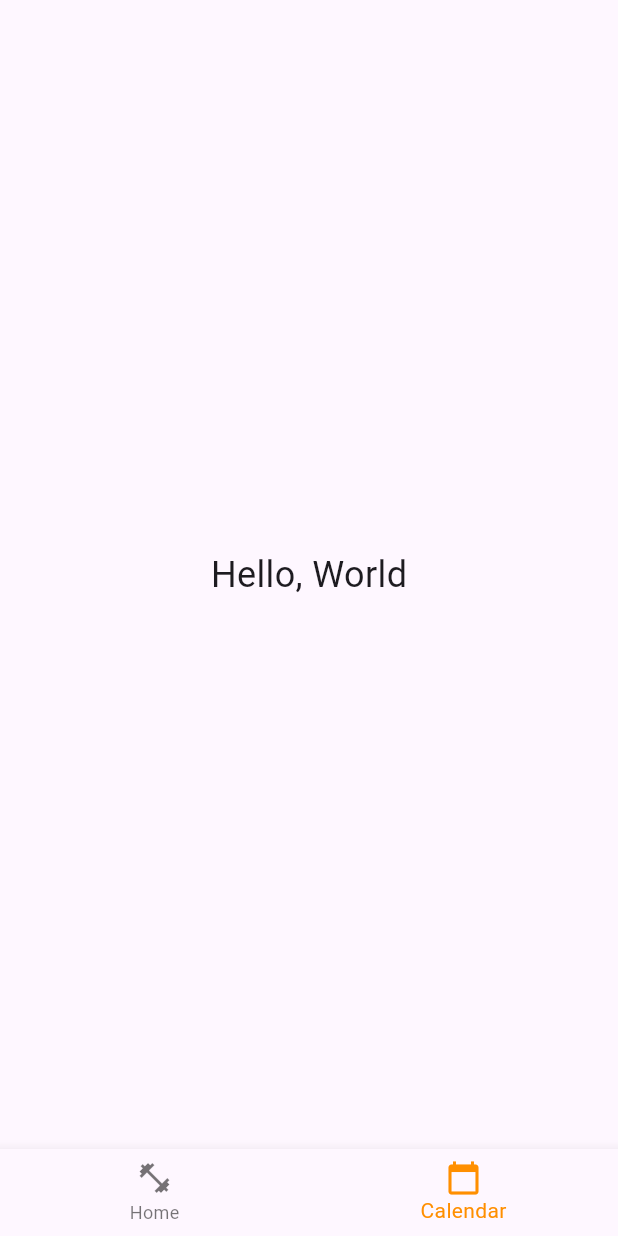
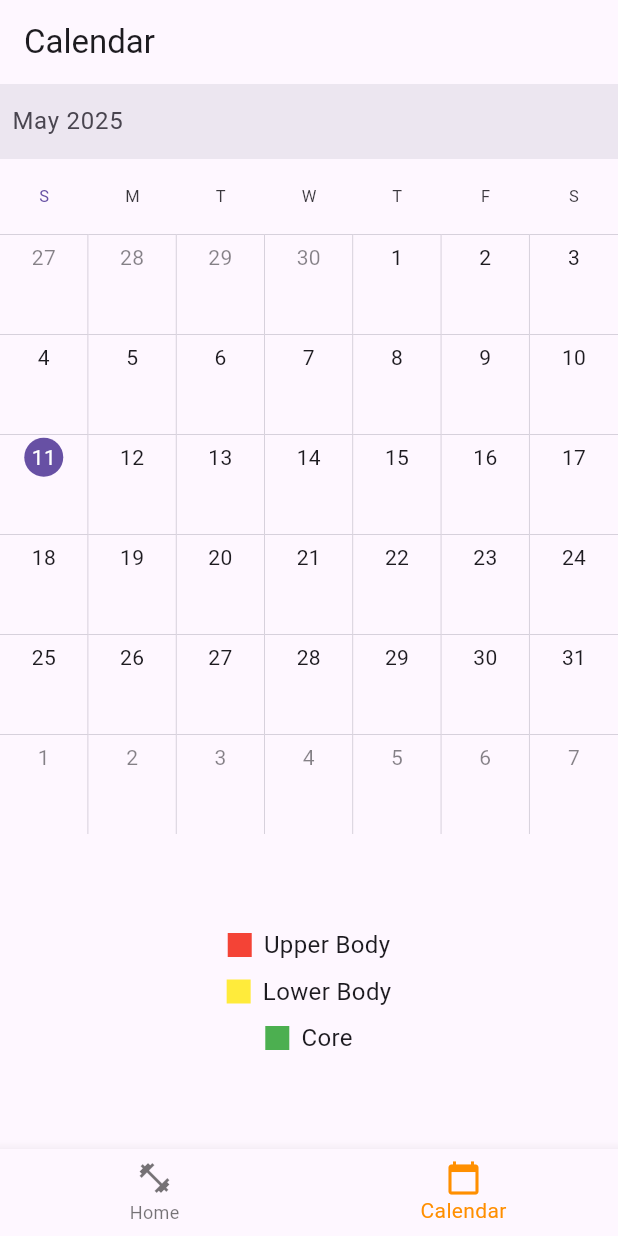
Before and after one commit to Viktorjob/metal_human, a Flutter app: the BottomNavigationBarExample screen opened by its route, item 2 of the bottom bar chosen, on a phone screen of 412 x 824 dp. Run offline on Flutter 3.47's test engine with Material 3 defaults, Android fonts, the phone set to English and light mode, and no system bars; drawn by our look-alikes of syncfusion_flutter_calendar; our stand-ins replace equatable, firebase_auth, firebase_core, firebase_database, flutter_bloc, google_sign_in; accounts and stored records are empty.

Commit message:
calendar

```diff
--- a/lib/calendar_of_working_days/calendar.dart
+++ b/lib/calendar_of_working_days/calendar.dart
@@ -1,16 +1,164 @@
 import 'package:flutter/material.dart';
+import 'package:metal_human/calendar_of_working_days/calendar.dart';
+import 'package:metal_human/calendar_of_working_days/list_calendar.dart';
+import 'package:syncfusion_flutter_calendar/calendar.dart';
+
+/// The app which hosts the home page which contains the calendar on it.
+class CalendarScreen extends StatelessWidget {
+  const CalendarScreen({super.key});
+
+  @override
+  Widget build(BuildContext context) {
+    return const MaterialApp(title: 'Calendar Demo', home: MyHomePage());
+  }
+}
+
+/// The home page which hosts the calendar
+class MyHomePage extends StatefulWidget {
+  /// Creates the home page to display the calendar widget.
+  const MyHomePage({Key? key}) : super(key: key);
+
+  @override
+  _MyHomePageState createState() => _MyHomePageState();
+}
+
+class _MyHomePageState extends State<MyHomePage> {
+
+  final Map<DateTime, Color?> _dateColors = {};
 
 
-
-class CalendarScreen extends StatelessWidget {
-  const CalendarScreen({super.key});
   @override
   Widget build(BuildContext context) {
-    return Center(
-      child: Text(
-        'Hello, World',
-        style: TextStyle(fontSize: 24),
+    return Scaffold(
+      appBar: AppBar(
+        title: const Text('Calendar'),
+      ),
+      body: Column(
+        children: [
+          SizedBox(
+            height: 500,
+            child: SfCalendar(
+              key: ValueKey(_dateColors.hashCode),
+              view: CalendarView.month,
+              dataSource: MeetingDataSource(_getDataSource()),
+              onTap: _onCalendarTapped,
+              headerHeight: 50,
+              viewHeaderHeight: 50,
+              monthViewSettings: const MonthViewSettings(
+                appointmentDisplayMode: MonthAppointmentDisplayMode.appointment,
+              ),
+            ),
+
+          ),
+          Expanded(child: _buildStatusIndicator()),
+        ],
       ),
     );
   }
+
+  List<Meeting> _getDataSource() {
+    final List<Meeting> meetings = [];
+
+    _dateColors.forEach((date, color) {
+      if (color != null) {
+
+        meetings.add(Meeting('Workout', date, date, color, true));
+
+      }
+    });
+
+    return meetings;
+  }
+
+
+  void _onCalendarTapped(CalendarTapDetails details) {
+    if (details.targetElement == CalendarElement.calendarCell && details.date != null) {
+      setState(() {
+        final date = DateTime(details.date!.year, details.date!.month, details.date!.day);
+        _dateColors[date] = _nextColor(_dateColors[date]);
+      });
+    }
+  }
+
+  Color? _nextColor(Color? currentColor) {
+    if (currentColor == null) return Colors.red;
+    if (currentColor == Colors.red) return Colors.yellow;
+    if (currentColor == Colors.yellow) return Colors.green;
+    if (currentColor == Colors.green) return null;
+    return Colors.red;
+  }
+
+  Widget _buildStatusIndicator() {
+    return Center(
+      child: BodyPartLegend(),
+    );
+  }
 }
+
+
+/// An object to set the appointment collection data source to calendar, which
+/// used to map the custom appointment data to the calendar appointment, and
+/// allows to add, remove or reset the appointment collection.
+class MeetingDataSource extends CalendarDataSource {
+  /// Creates a meeting data source, which used to set the appointment
+  /// collection to the calendar
+  MeetingDataSource(List<Meeting> source) {
+    appointments = source;
+  }
+
+  @override
+  DateTime getStartTime(int index) {
+    return _getMeetingData(index).from;
+  }
+
+  @override
+  DateTime getEndTime(int index) {
+    return _getMeetingData(index).to;
+  }
+
+  @override
+  String getSubject(int index) {
+    return _getMeetingData(index).eventName;
+  }
+
+  @override
+  Color getColor(int index) {
+    return _getMeetingData(index).background;
+  }
+
+  @override
+  bool isAllDay(int index) {
+    return _getMeetingData(index).isAllDay;
+  }
+
+  Meeting _getMeetingData(int index) {
+    final dynamic meeting = appointments![index];
+    late final Meeting meetingData;
+    if (meeting is Meeting) {
+      meetingData = meeting;
+    }
+    return meetingData;
+  }
+}
+
+/// Custom business object class which contains properties to hold the detailed
+/// information about the event data which will be rendered in calendar.
+class Meeting {
+  /// Creates a meeting class with required details.
+  Meeting(this.eventName, this.from, this.to, this.background, this.isAllDay);
+
+  /// Event name which is equivalent to subject property of [Appointment].
+  String eventName;
+
+  /// From which is equivalent to start time property of [Appointment].
+  DateTime from;
+
+  /// To which is equivalent to end time property of [Appointment].
+  DateTime to;
+
+  /// Background which is equivalent to color property of [Appointment].
+  Color background;
+
+  /// IsAllDay which is equivalent to isAllDay property of [Appointment].
+  bool isAllDay;
+}
--- /dev/null
+++ b/lib/calendar_of_working_days/list_calendar.dart
@@ -0,0 +1,46 @@
+import 'package:flutter/material.dart';
+
+
+class BodyPartLegend extends StatelessWidget {
+
+  final List<_LegendItem> items = [
+    _LegendItem(color: Colors.red, label: 'Upper Body'),
+    _LegendItem(color: Colors.yellow, label: 'Lower Body'),
+    _LegendItem(color: Colors.green, label: 'Core'),
+  ];
+
+  @override
+  Widget build(BuildContext context) {
+    return Column(
+      mainAxisSize: MainAxisSize.min,
+      crossAxisAlignment: CrossAxisAlignment.center,
+      children: items.map((item) {
+        return Padding(
+          padding: const EdgeInsets.symmetric(vertical: 4.0),
+          child: Row(
+            mainAxisSize: MainAxisSize.min,
+            children: [
+              Container(
+                width: 16,
+                height: 16,
+                color: item.color,
+              ),
+              const SizedBox(width: 8),
+              Text(
+                item.label,
+                style: TextStyle(fontSize: 16),
+              ),
+            ],
+          ),
+        );
+      }).toList(),
+    );
+  }
+}
+
+class _LegendItem {
+  final Color color;
+  final String label;
+
+  _LegendItem({required this.color, required this.label});
+}
--- a/pubspec.yaml
+++ b/pubspec.yaml
@@ -19,8 +19,9 @@ dependencies:
   equatable: ^2.0.7
   flutter_bloc: ^9.1.1
   google_sign_in: ^6.0.0
-
+  syncfusion_flutter_calendar: ^29.1.41
   firebase_database: ^11.3.5
+  shared_preferences: ^2.5.3
 dev_dependencies:
   flutter_test:
     sdk: flutter
```
Also changed, not shown: pubspec.lock, 1 other file.
